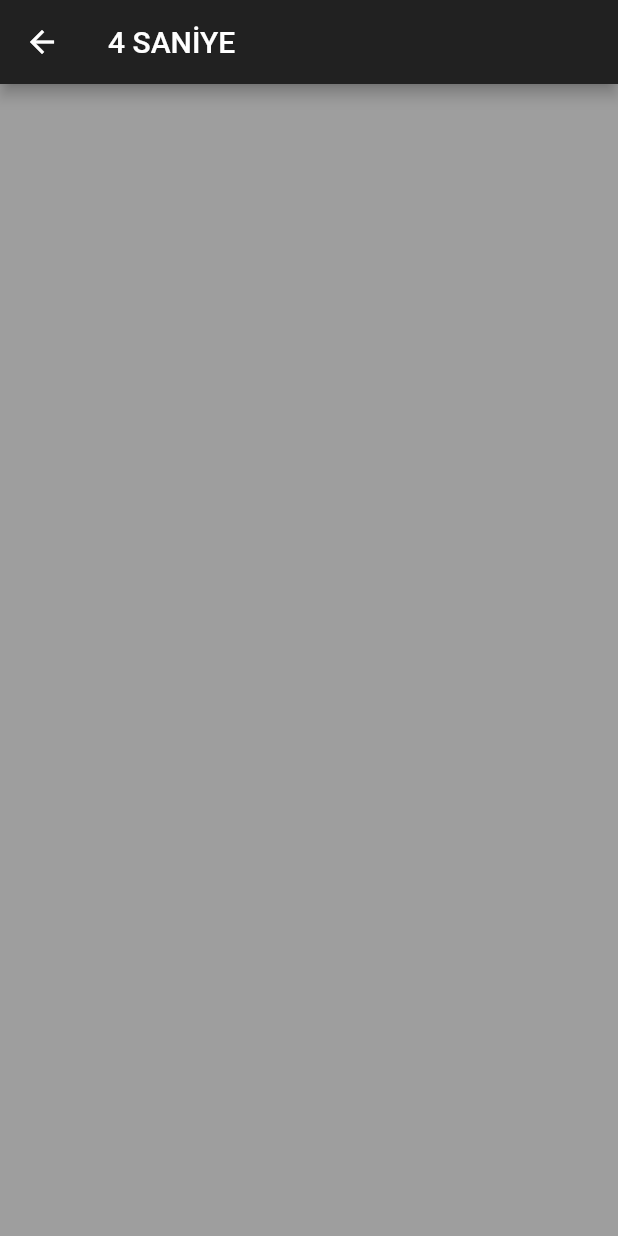
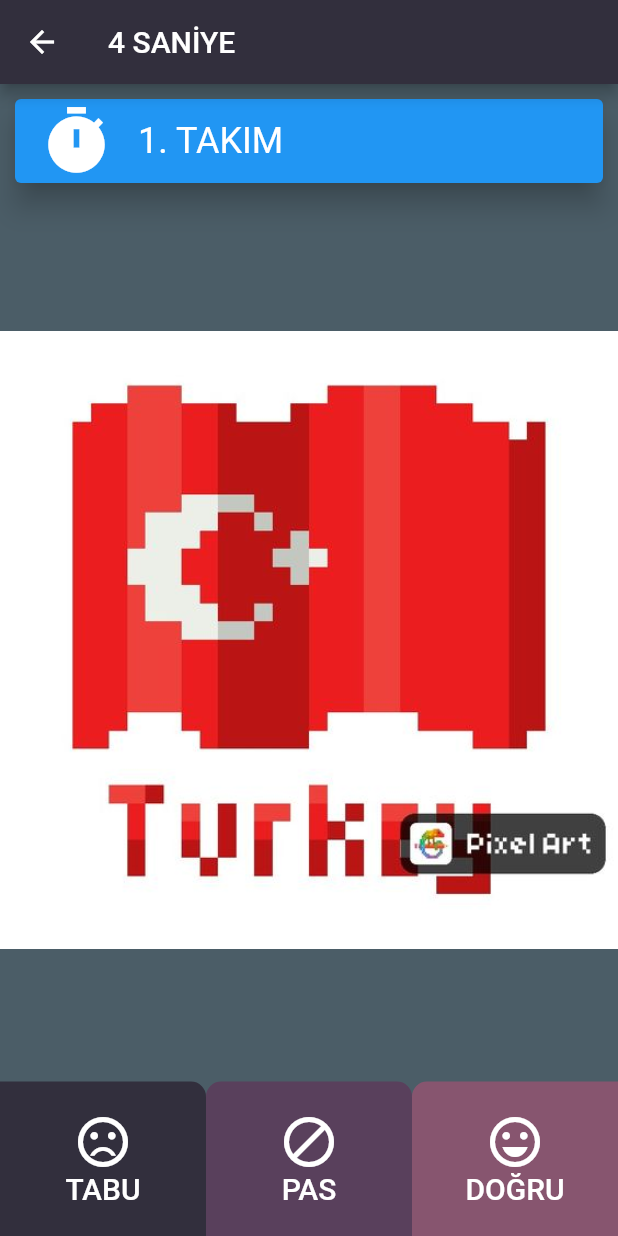
Before and after one commit to acsahin/tabuu_app, a Flutter app: the PlayScreen screen opened directly, on a phone screen of 412 x 824 dp. Run offline on Flutter 3.47's test engine with Material 2 defaults, Android fonts, the phone set to English and light mode, and no system bars.

Commit message:
New theme Play screen basic design

```diff
--- a/lib/constants.dart
+++ b/lib/constants.dart
@@ -1,4 +1,17 @@
+import 'package:flutter/material.dart';
+
 enum TeamNumber {
 team1,
 team2,
 }
+
+const kPrimaryColor = Color(0xFF322F3D);
+const kPrimaryBackgroundColor = Color(0xFF4B5D67);
+const kMainButtonColor = Color(0xFF59405c);
+const kSliderActiveColor = Color(0xFF87556f);
+const kSettingsTextStyle = TextStyle(
+  color: Color(0xFFfce2ce),
+);
+const kTeamTextStyle = TextStyle(
+  fontSize: 24.0,
+);
--- a/lib/main.dart
+++ b/lib/main.dart
@@ -1,4 +1,5 @@
 import 'package:flutter/material.dart';
+import 'package:tabuu_app/constants.dart';
 import 'package:tabuu_app/screens/main_screen.dart';
 
 void main() {
@@ -10,7 +11,8 @@ class MyApp extends StatelessWidget {
   Widget build(BuildContext context) {
     return MaterialApp(
       theme: ThemeData.dark().copyWith(
-        scaffoldBackgroundColor: Colors.grey
+        primaryColor: kPrimaryColor,
+        scaffoldBackgroundColor: kPrimaryBackgroundColor,
       ),
       title: 'Tabu TR',
       home: SafeArea(
--- a/lib/screens/main_screen.dart
+++ b/lib/screens/main_screen.dart
@@ -58,7 +58,7 @@ class _SettingsDialogState extends State<SettingsDialog> {
         children: <Widget>[
           Container(
             decoration: BoxDecoration(
-              color: Colors.grey[600],
+              color: kPrimaryBackgroundColor,
               borderRadius: BorderRadius.circular(6.0),
             ),
             margin: EdgeInsets.symmetric(vertical: 56.0, horizontal: 30.0),
@@ -78,21 +78,21 @@ class _SettingsDialogState extends State<SettingsDialog> {
                   max: 60.0,
                   value: 30.0,
                   divisions: 50,
-                  title: 'saniye raund süresi',
+                  title: 'saniye',
                 ),
                 SettingsCard(
                   min: 2.0,
                   max: 16.0,
                   value: 4.0,
                   divisions: 14,
-                  title: 'raund sayısı',
+                  title: 'raund',
                 ),
                 SettingsCard(
                   min: 0.0,
                   max: 10.0,
                   value: 3.0,
                   divisions: 10,
-                  title: 'pas hakkı',
+                  title: 'pas',
                 ),
                 MainScreenButton(
                   onPressed: () {},
--- a/lib/screens/play_screen.dart
+++ b/lib/screens/play_screen.dart
@@ -1,11 +1,12 @@
+import 'package:flutter/cupertino.dart';
 import 'package:flutter/material.dart';
+import 'package:tabuu_app/constants.dart';
 import 'dart:async';
 
 class PlayScreen extends StatefulWidget {
   @override
   _PlayScreenState createState() => _PlayScreenState();
 }
-
 
 class _PlayScreenState extends State<PlayScreen> {
   int time = 5;
@@ -17,20 +18,109 @@ class _PlayScreenState extends State<PlayScreen> {
       setState(() {
         time--;
         print(time);
-        if(time==0) {
+        if (time == 0) {
           timer.cancel();
           print('DONE');
         }
       });
     });
   }
+
   @override
   Widget build(BuildContext context) {
     return Scaffold(
       appBar: AppBar(
         title: time != 0 ? Text('$time SANİYE') : Text('DONE'),
       ),
-      body: Container(),
+      body: Container(
+        child: Column(
+          mainAxisAlignment: MainAxisAlignment.spaceBetween,
+          children: <Widget>[
+            Card(
+              margin: EdgeInsets.symmetric(horizontal: 10.0, vertical: 10.0),
+              color: Colors.blue,
+              elevation: 8.0,
+              child: ListTile(
+                leading: Icon(
+                  Icons.timer,
+                  size: 50.0,
+                ),
+                title: Text(
+                  '1. TAKIM',
+                  style: kTeamTextStyle,
+                ),
+              ),
+            ),
+            Image.asset('images/flag.jpg'),
+            Row(
+              children: <Widget>[
+                Expanded(
+                  child: ResultButton(
+                    color: kPrimaryColor,
+                    borderRadius:
+                        BorderRadius.only(topRight: Radius.circular(10.0)),
+                    text: 'TABU',
+                    icon: Icons.sentiment_very_dissatisfied,
+                  ),
+                ),
+                Expanded(
+                  child: ResultButton(
+                    color: kMainButtonColor,
+                    borderRadius:
+                    BorderRadius.only(topRight: Radius.circular(10.0), topLeft: Radius.circular(10.0)),
+                    text: 'PAS',
+                    icon: Icons.block,
+                  ),
+                ),
+                Expanded(
+                  child: ResultButton(
+                    color: kSliderActiveColor,
+                    borderRadius:
+                    BorderRadius.only(topLeft: Radius.circular(10.0)),
+                    text: 'DOĞRU',
+                    icon: Icons.sentiment_very_satisfied,
+                  ),
+                ),
+              ],
+            )
+          ],
+        ),
+      ),
     );
   }
 }
+
+class ResultButton extends StatelessWidget {
+  final BorderRadius borderRadius;
+  final String text;
+  final IconData icon;
+  final Color color;
+
+  ResultButton({this.borderRadius, this.icon, this.text, this.color});
+
+  @override
+  Widget build(BuildContext context) {
+    return FlatButton(
+      padding: EdgeInsets.symmetric(vertical: 20.0),
+      shape: RoundedRectangleBorder(
+        borderRadius: borderRadius,
+      ),
+      color: color,
+      onPressed: () {},
+      child: Column(
+        children: <Widget>[
+          Icon(
+            icon,
+            size: 40.0,
+          ),
+          Text(
+            text,
+            style: TextStyle(
+              fontSize: 20.0,
+            ),
+          ),
+        ],
+      ),
+    );
+  }
+}
--- a/lib/widgets/main_screen_widgets.dart
+++ b/lib/widgets/main_screen_widgets.dart
@@ -19,7 +19,7 @@ class MainScreenButton extends StatelessWidget {
           borderRadius: BorderRadius.circular(10.0),
         ),
         onPressed: onPressed,
-        color: Colors.purple[900],
+        color: kMainButtonColor,
         padding: EdgeInsets.all(20.0),
         child: Text(title),
       ),
@@ -65,11 +65,9 @@ class TeamCard extends StatelessWidget {
                       : '2. Takım',
                   border: InputBorder.none,
                 ),
-                cursorColor: Colors.grey[200],
+                cursorColor: Colors.white,
                 textCapitalization: TextCapitalization.characters,
-                style: TextStyle(
-                  fontSize: 24.0,
-                ),
+                style: kTeamTextStyle,
               ),
             ),
           );
@@ -104,12 +102,14 @@ class _SettingsCardState extends State<SettingsCard> {
   @override
   Widget build(BuildContext context) {
     return Card(
+      color: kPrimaryColor,
       margin: EdgeInsets.all(3.0),
-      color: Colors.black54,
       elevation: 0.0,
       child: Column(
         children: <Widget>[
           Slider(
+            activeColor: kSliderActiveColor,
+            inactiveColor: kPrimaryBackgroundColor,
             min: widget.min,
             max: widget.max,
             value: _value,
@@ -120,9 +120,9 @@ class _SettingsCardState extends State<SettingsCard> {
             },
             divisions: widget.divisions,
           ),
-          Text('${_value.toInt()} ${widget.title}'),
+          Text('${_value.toInt()} ${widget.title}', style: kSettingsTextStyle),
           SizedBox(
-            height: 3.0,
+            height: 6.0,
           ),
         ],
       ),
```
Also changed, not shown: pubspec.yaml (+2 -54 lines), images/flag.jpg (added).
